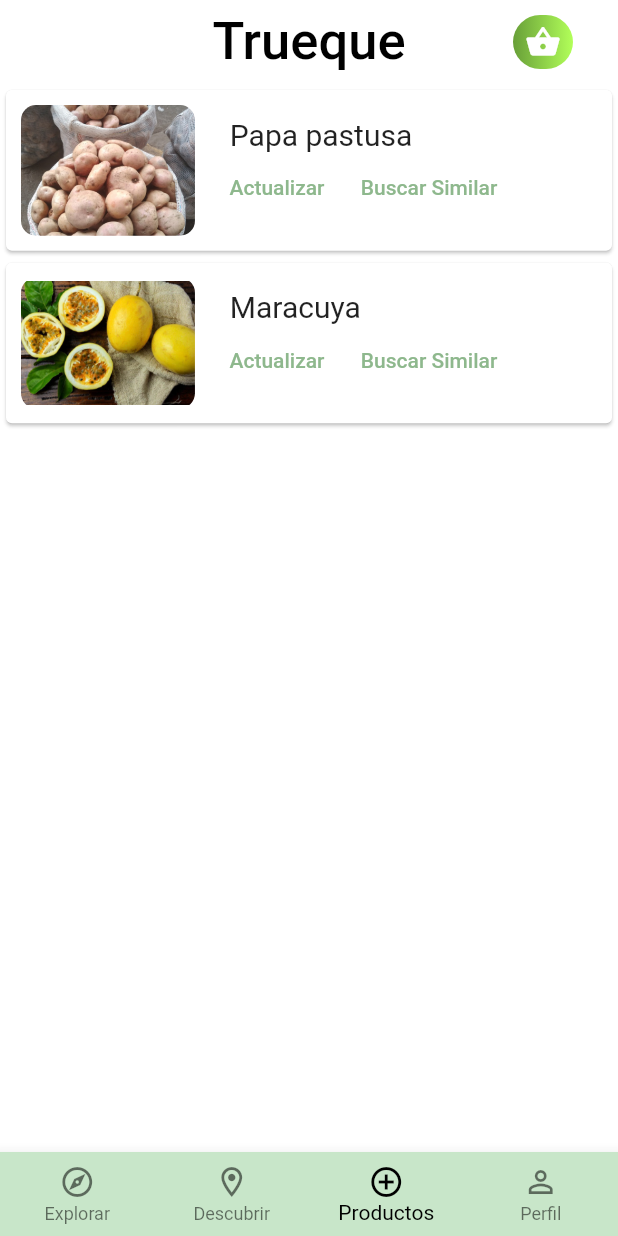
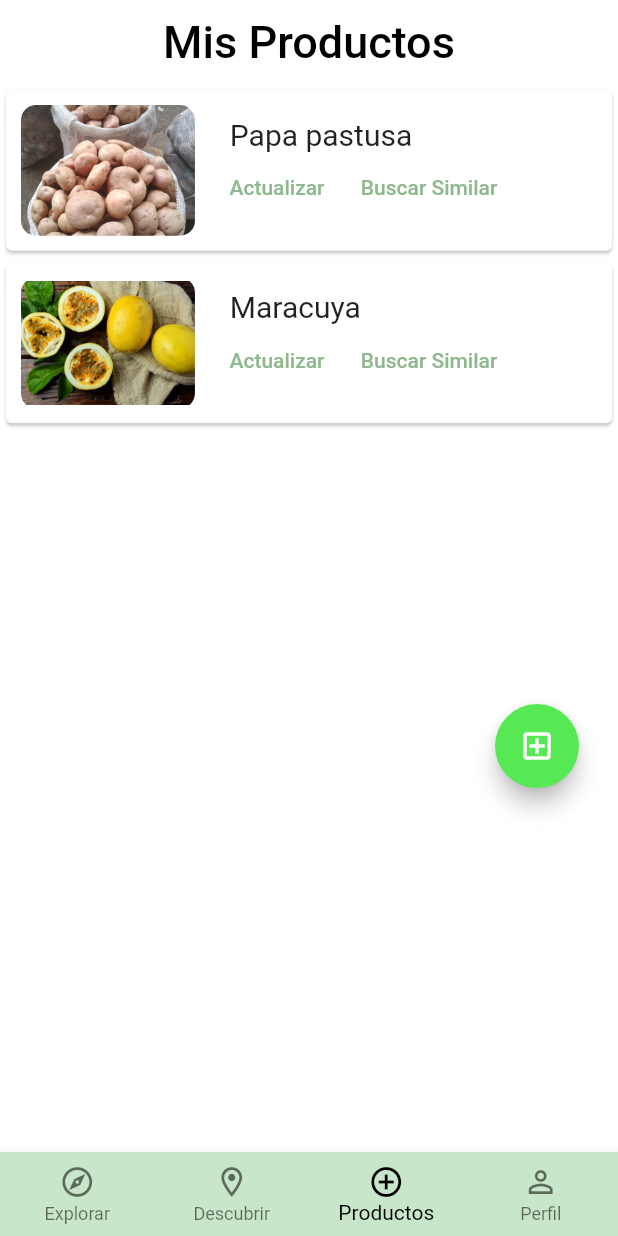
Before and after one commit to andreti03/TRUEQUE, a Flutter app: the HomePage screen opened directly, item 3 of the bottom bar chosen, on a phone screen of 412 x 824 dp. Run offline on Flutter 3.47's test engine with Material 2 defaults, Android fonts, the phone set to English and light mode, and no system bars; our stand-ins replace cloud_firestore, firebase_auth, firebase_core, firebase_storage, flutter_map, flutter_svg and 5 more; missing offline and left inert: firebase_app_check; accounts and stored records are empty; network calls fail.

Commit message:
profile image

```diff
--- a/lib/Elements/RoundedInput.dart
+++ b/lib/Elements/RoundedInput.dart
@@ -1,13 +1,15 @@
 import 'package:flutter/material.dart';
 
 class RoundedInput extends StatelessWidget {
+  TextEditingController textController = TextEditingController();
   final String hintText;
   final IconData icon;
   final ValueChanged<String> onChanged;
   final bool obText;
 
-  const RoundedInput({
+  RoundedInput({
     Key? key,
+    required this.textController,
     required this.hintText,
     this.icon = Icons.person,
     required this.onChanged,
@@ -19,6 +21,7 @@ class RoundedInput extends StatelessWidget {
     return TextContainer(
       child: TextField(
         obscureText: obText,
+        controller: textController,
         onChanged: onChanged,
         decoration: InputDecoration(
           icon: Icon(
--- a/lib/Screens/Login/Components/body.dart
+++ b/lib/Screens/Login/Components/body.dart
@@ -1,7 +1,6 @@
 import 'dart:ui';
 
 import 'package:flutter/material.dart';
-import 'package:flutter_svg/flutter_svg.dart';
 import 'package:trueque/Controllers/AuthenticationController.dart';
 import 'package:trueque/Elements/AlrHavAcc.dart';
 import 'package:trueque/Elements/RoundedButton.dart';
@@ -14,9 +13,11 @@ import 'package:trueque/Screens/Singup/singup_screen.dart';
 import 'package:get/get.dart';
 
 class Body extends StatelessWidget {
-  const Body({
+  Body({
     Key? key,
   }) : super(key: key);
+  final emailController = TextEditingController();
+  final passController = TextEditingController();
 
   @override
   Widget build(BuildContext context) {
@@ -39,10 +40,12 @@ class Body extends StatelessWidget {
           ),
           SizedBox(height: size.height * 0.1),
           RoundedInput(
+            textController: emailController,
             hintText: 'Email',
             onChanged: (value) {email = value;},
           ),
           RoundedInput(
+            textController: passController,
             hintText: 'Contraseña',
             obText: true,
             icon: Icons.lock,
--- a/lib/Screens/Pages/Explore/Widgets/body.dart
+++ b/lib/Screens/Pages/Explore/Widgets/body.dart
@@ -1,6 +1,4 @@
 import 'package:trueque/Screens/Pages/Explore/Widgets/details.dart';
-import 'package:trueque/Screens/Pages/Explore/explore_page.dart';
-
 import 'category_group.dart';
 import 'package:flutter/material.dart';
 import 'package:trueque/Screens/Pages/Explore/Widgets/search_bar.dart';
--- a/lib/Screens/Pages/Products/Components/body.dart
+++ b/lib/Screens/Pages/Products/Components/body.dart
@@ -1,50 +1,29 @@
+import 'package:trueque/Screens/Pages/Products/Components/product.dart';
+import 'package:trueque/Screens/Pages/Products/add_product.dart';
+// ignore: unused_import
 import 'package:trueque/Screens/Pages/Explore/explore_page.dart';
+// ignore: unused_import
 import 'package:trueque/Screens/Pages/Home/home_page.dart';
-import 'package:trueque/Screens/Pages/Products/Components/product.dart';
 import 'package:trueque/Controllers/controller.dart';
 import 'package:flutter/material.dart';
 import 'package:get/get.dart';
+
+import '../../../../constants.dart';
 
 class Body extends StatelessWidget {
   final Controller controller = Get.put(Controller());
   @override
   Widget build(BuildContext context) {
+    Size size = MediaQuery.of(context).size;
     return Scaffold(
       appBar: AppBar(
         elevation: 0,
         backgroundColor: Colors.white,
         title: const Text(
-          'Trueque',
-          style: TextStyle(fontSize: 35, color: Colors.black),
+          'Mis Productos',
+          style: TextStyle(fontSize: 30, color: Colors.black),
         ),
         centerTitle: true,
-        actions: <Widget>[
-          Padding(
-            padding: EdgeInsets.all(10.0),
-            child: Container(
-              height: 40,
-              width: 40,
-              decoration: BoxDecoration(
-                  borderRadius: BorderRadius.circular(20),
-                  gradient: LinearGradient(colors: [
-                    Colors.lightGreen.shade700,
-                    Colors.lightGreenAccent
-                  ])),
-              child: IconButton(
-                padding: EdgeInsets.symmetric(vertical: 0.1),
-                icon: const Icon(
-                  Icons.shopping_basket_rounded,
-                  color: Colors.white,
-                ),
-                color: Colors.white,
-                onPressed: () {},
-              ),
-            ),
-          ),
-          SizedBox(
-            width: 20,
-          )
-        ],
       ),
       body: GetX<Controller>(
         init: controller,
@@ -60,6 +39,23 @@ class Body extends StatelessWidget {
           );
         },
       ),
+      floatingActionButton: Builder(
+        builder: (BuildContext context) {
+          return Padding(
+            padding: EdgeInsets.only(
+              bottom: size.height * 0.275,
+              right: 10,
+            ),
+            child: FloatingActionButton(
+              backgroundColor: kPrimaryColor,
+              onPressed: () {
+                Get.to(() => AddProducts());
+              },
+              child: Icon(Icons.add_box_outlined),
+            ),
+          );
+        },
+      ),
     );
   }
 }
--- a/lib/Screens/Pages/Profile/Components/body.dart
+++ b/lib/Screens/Pages/Profile/Components/body.dart
@@ -1,4 +1,3 @@
-import 'package:firebase_auth/firebase_auth.dart';
 import 'package:flutter/material.dart';
 import 'package:trueque/Controllers/controller.dart';
 import 'package:trueque/Controllers/AuthenticationController.dart';
@@ -22,7 +21,8 @@ class Body extends StatelessWidget {
       child: GetX<Controller>(
         init: controller,
         builder: (Controller widCtrl) {
-          return Column(
+           print(widCtrl.imagePath);
+          return Obx(()=> Column(
             children: [
               ProfilePic(imagePath: widCtrl.imagePath),
               SizedBox(height: 20),
@@ -63,7 +63,7 @@ class Body extends StatelessWidget {
                 },
               ),
             ],
-          );
+          ));
         },
       ),
     );
--- a/lib/Screens/Pages/Profile/profile_page.dart
+++ b/lib/Screens/Pages/Profile/profile_page.dart
@@ -1,8 +1,5 @@
 import 'package:flutter/material.dart';
-import 'package:trueque/Screens/Pages/Explore/explore_page.dart';
-import 'package:trueque/Screens/Pages/Home/home_page.dart';
 import 'package:trueque/Screens/Pages/Profile/Components/body.dart';
-import 'package:get/get.dart';
 
 class ProfilePage extends StatelessWidget {
 
--- a/lib/Screens/Singup/Components/body.dart
+++ b/lib/Screens/Singup/Components/body.dart
@@ -1,5 +1,4 @@
 import 'dart:ui';
-
 import 'package:flutter/material.dart';
 import 'package:get/get.dart';
 import 'package:trueque/Controllers/AuthenticationController.dart';
@@ -9,12 +8,16 @@ import 'package:trueque/Elements/RoundedInput.dart';
 import 'package:trueque/Elements/SocialIcon.dart';
 import 'package:trueque/Screens/Login/login_screen.dart';
 import 'package:trueque/Screens/Singup/Components/background.dart';
-import 'package:get/get.dart';
 
 class Body extends StatelessWidget {
-  const Body({
+  Body({
     Key? key,
   }) : super(key: key);
+
+  final nameController = TextEditingController();
+  final surnameController = TextEditingController();
+  final emailController = TextEditingController();
+  final passController = TextEditingController();
 
   @override
   Widget build(BuildContext context) {
@@ -23,7 +26,6 @@ class Body extends StatelessWidget {
     String email = '';
     String password = '';
     String name = '';
-    String surname = '';
     return Background(
       child: Column(
         mainAxisAlignment: MainAxisAlignment.start,
@@ -39,14 +41,12 @@ class Body extends StatelessWidget {
           ),
           SizedBox(height: size.height * 0.05),
           RoundedInput(
-            hintText: 'Nombre',
+            textController: nameController,
+            hintText: 'Nombre Completo',
             onChanged: (value) {name = value;},
           ),
           RoundedInput(
-            hintText: 'Apellido',
-            onChanged: (value) {surname = value;},
-          ),
-          RoundedInput(
+            textController: emailController,
             hintText: 'Email',
             onChanged: (value) {email = value;},
             icon: Icons.email,
@@ -57,6 +57,7 @@ class Body extends StatelessWidget {
           //     color: Colors.red,)
           //   ),),
           RoundedInput(
+            textController: passController,
             hintText: 'Contraseña',
             obText: true,
             icon: Icons.lock,
@@ -66,12 +67,12 @@ class Body extends StatelessWidget {
           RoundedButton(
             text: 'Registrar',
             press: () async {
-              dynamic result = await _authController.signUpWithEmailAndPassword(email: email, password: password, name:name, surname:surname);
+              dynamic result = await _authController.signUpWithEmailAndPassword(email: email, password: password, name:name);
               // print(result);
               },
             pd: 10,
           ),
-          SizedBox(height: size.height * 0.11),
+          SizedBox(height: size.height * 0.19),
           Text(
             'Continuar con',
             style: TextStyle(color: Colors.grey),
--- a/pubspec.yaml
+++ b/pubspec.yaml
@@ -47,6 +47,9 @@ dependencies:
   location_web: ^3.1.1
   get:
   cloud_firestore:
+  image_picker: ^0.8.4+4
+  firebase_storage: ^10.1.0
+  path_provider: ^2.0.7
 
 dev_dependencies:
   flutter_test:
```
Also changed, not shown: lib/Controllers/AuthenticationController.dart (+22 -5 lines), lib/Controllers/controller.dart (+30 -14 lines), lib/Screens/Pages/Products/add_product.dart (added, +181 -0 lines), lib/Screens/Pages/Profile/Components/auxi.dart (+14 -15 lines), lib/Screens/Pages/Profile/ProfileMenu/my_profile.dart (+1 -7 lines), pubspec.lock.
